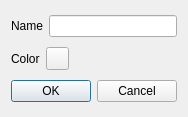
Old version of the form src/Ui/DialogEditBarrier.ui in the repository nohal/qtVlm.
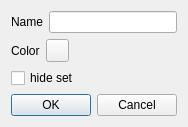
New version of the form.

Commit message: add a global option to show/hide barrier set, also available for each set

Patch:
```diff
--- a/src/Ui/DialogEditBarrier.ui
+++ b/src/Ui/DialogEditBarrier.ui
@@ -6,8 +6,8 @@
    <rect>
     <x>0</x>
     <y>0</y>
-    <width>164</width>
-    <height>117</height>
+    <width>179</width>
+    <height>119</height>
    </rect>
   </property>
   <property name="windowTitle">
@@ -77,6 +77,13 @@
      </item>
     </layout>
    </item>
+   <item>
+    <widget class="QCheckBox" name="chk_hideSet">
+     <property name="text">
+      <string>hide set</string>
+     </property>
+    </widget>
+   </item>
    <item>
     <widget class="QDialogButtonBox" name="buttonBox">
      <property name="orientation">
```
The commit also changes 15 other files.
